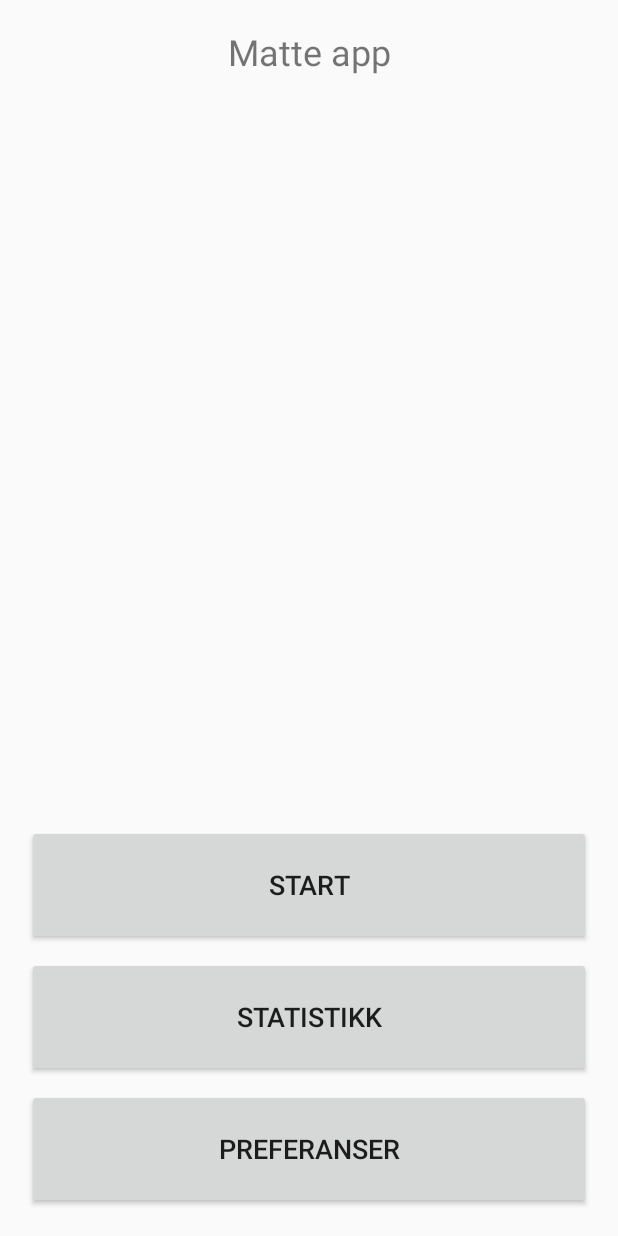
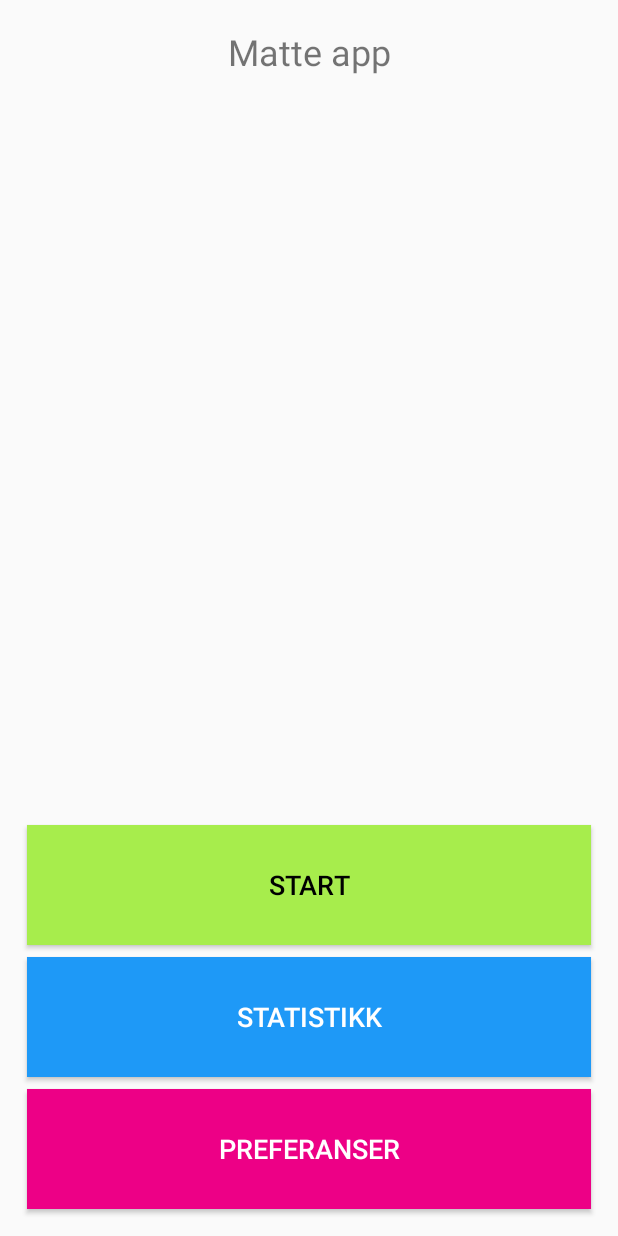
Before and after one commit to TobiasStrom/MatteApp, an Android app: the screen it shows after launch (MainActivity), on a phone screen of 412 x 824 dp. Run offline under Robolectric (Android 15) with nearby library versions, the phone set to English and light mode, and no system bars.

Commit message:
Ikon lagt til og litt eksperimentering med farger

```diff
--- a/app/src/main/res/layout-land/activity_main.xml
+++ b/app/src/main/res/layout-land/activity_main.xml
@@ -28,28 +28,33 @@
 
         <TableRow
             android:layout_width="match_parent"
-            android:layout_height="match_parent">
+            android:layout_height="match_parent"
+            android:layout_marginBottom="8dp">
 
             <Button
                 android:id="@+id/btn_start"
                 android:layout_width="wrap_content"
                 android:layout_height="80dp"
                 android:layout_weight="1"
+                android:background="@color/Inchworm"
                 android:onClick="btnStartGame"
                 android:text="@string/start_game" />
         </TableRow>
 
         <TableRow
             android:layout_width="match_parent"
-            android:layout_height="match_parent">
+            android:layout_height="match_parent"
+            android:layout_marginBottom="8dp">
 
             <Button
                 android:id="@+id/btn_statistics"
                 android:layout_width="wrap_content"
                 android:layout_height="80dp"
                 android:layout_weight="1"
+                android:background="@color/Dodger_Blue"
                 android:onClick="btnStatistics"
-                android:text="@string/statistics" />
+                android:text="@string/statistics"
+                android:textColor="@android:color/white" />
         </TableRow>
 
         <TableRow
@@ -61,8 +66,10 @@
                 android:layout_width="wrap_content"
                 android:layout_height="80dp"
                 android:layout_weight="1"
+                android:background="@color/Magenta_Process"
                 android:onClick="btnPreferences"
-                android:text="@string/preferences" />
+                android:text="@string/preferences"
+                android:textColor="@android:color/white" />
         </TableRow>
 
     </TableLayout>
--- a/app/src/main/res/layout/activity_main.xml
+++ b/app/src/main/res/layout/activity_main.xml
@@ -26,9 +26,11 @@
         android:layout_marginStart="8dp"
         android:layout_marginEnd="8dp"
         android:layout_marginBottom="8dp"
+        android:background="@color/Inchworm"
+        android:onClick="btnStartGame"
         android:text="@string/start_game"
+        android:textColor="@android:color/black"
         android:textSize="18sp"
-        android:onClick="btnStartGame"
         app:layout_constraintBottom_toTopOf="@+id/btn_statistics"
         app:layout_constraintEnd_toEndOf="parent"
         app:layout_constraintStart_toStartOf="parent" />
@@ -40,8 +42,10 @@
         android:layout_marginStart="8dp"
         android:layout_marginEnd="8dp"
         android:layout_marginBottom="8dp"
+        android:background="@color/Dodger_Blue"
+        android:onClick="btnStatistics"
         android:text="@string/statistics"
-        android:onClick="btnStatistics"
+        android:textColor="@android:color/white"
         android:textSize="18sp"
         app:layout_constraintBottom_toTopOf="@+id/btn_preferences"
         app:layout_constraintEnd_toEndOf="parent"
@@ -54,9 +58,11 @@
         android:layout_marginStart="8dp"
         android:layout_marginEnd="8dp"
         android:layout_marginBottom="8dp"
+        android:background="@color/Magenta_Process"
+        android:onClick="btnPreferences"
         android:text="@string/preferences"
+        android:textColor="@android:color/white"
         android:textSize="18sp"
-        android:onClick="btnPreferences"
         app:layout_constraintBottom_toBottomOf="parent"
         app:layout_constraintEnd_toEndOf="parent"
         app:layout_constraintStart_toStartOf="parent" />
--- a/app/src/main/res/mipmap-anydpi-v26/ic_launcher.xml
+++ b/app/src/main/res/mipmap-anydpi-v26/ic_launcher.xml
@@ -1,5 +1,5 @@
 <?xml version="1.0" encoding="utf-8"?>
 <adaptive-icon xmlns:android="http://schemas.android.com/apk/res/android">
-    <background android:drawable="@drawable/ic_launcher_background" />
-    <foreground android:drawable="@drawable/ic_launcher_foreground" />
+    <background android:drawable="@color/ic_launcher_background"/>
+    <foreground android:drawable="@drawable/ic_launcher_foreground"/>
 </adaptive-icon>
--- a/app/src/main/res/mipmap-anydpi-v26/ic_launcher_round.xml
+++ b/app/src/main/res/mipmap-anydpi-v26/ic_launcher_round.xml
@@ -1,5 +1,5 @@
 <?xml version="1.0" encoding="utf-8"?>
 <adaptive-icon xmlns:android="http://schemas.android.com/apk/res/android">
-    <background android:drawable="@drawable/ic_launcher_background" />
-    <foreground android:drawable="@drawable/ic_launcher_foreground" />
+    <background android:drawable="@color/ic_launcher_background"/>
+    <foreground android:drawable="@drawable/ic_launcher_foreground"/>
 </adaptive-icon>
--- a/app/src/main/res/values/colors.xml
+++ b/app/src/main/res/values/colors.xml
@@ -3,4 +3,8 @@
     <color name="colorPrimary">#6200EE</color>
     <color name="colorPrimaryDark">#3700B3</color>
     <color name="colorAccent">#03DAC5</color>
+    <color name="Inchworm">#A7ED4C</color>
+    <color name="Magenta_Process">#ED0086</color>
+    <color name="Dodger_Blue">#1E99F7</color>
+    <color name="Yellow">#EBFF00</color>
 </resources>
--- /dev/null
+++ b/app/src/main/res/values/ic_launcher_background.xml
@@ -0,0 +1,4 @@
+<?xml version="1.0" encoding="utf-8"?>
+<resources>
+    <color name="ic_launcher_background">#EBFF00</color>
+</resources>
```
Also changed, not shown: app/src/main/res/drawable/ic_launcher_foreground.xml (added, +26 -0 lines), app/src/main/ic_launcher-playstore.png (added), app/src/main/res/mipmap-hdpi/ic_launcher.png, app/src/main/res/mipmap-hdpi/ic_launcher_round.png, app/src/main/res/mipmap-mdpi/ic_launcher.png, app/src/main/res/mipmap-mdpi/ic_launcher_round.png, app/src/main/res/mipmap-xhdpi/ic_launcher.png, app/src/main/res/mipmap-xhdpi/ic_launcher_round.png, app/src/main/res/mipmap-xxhdpi/ic_launcher.png, app/src/main/res/mipmap-xxhdpi/ic_launcher_round.png, app/src/main/res/mipmap-xxxhdpi/ic_launcher.png, app/src/main/res/mipmap-xxxhdpi/ic_launcher_round.png.
